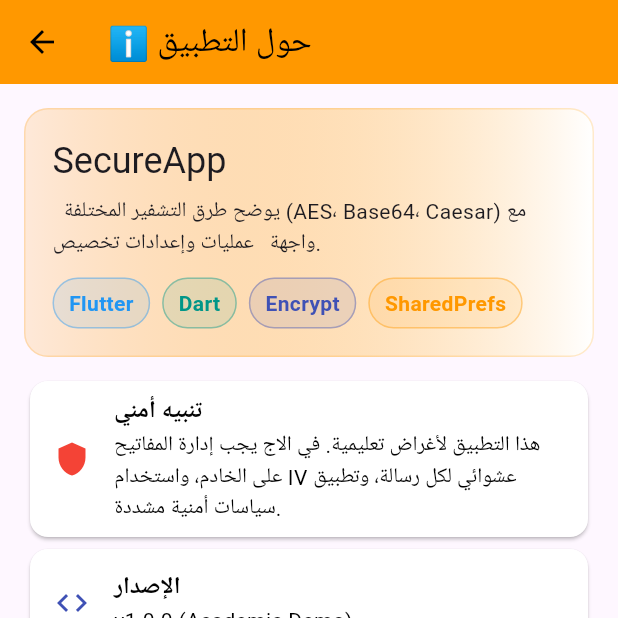
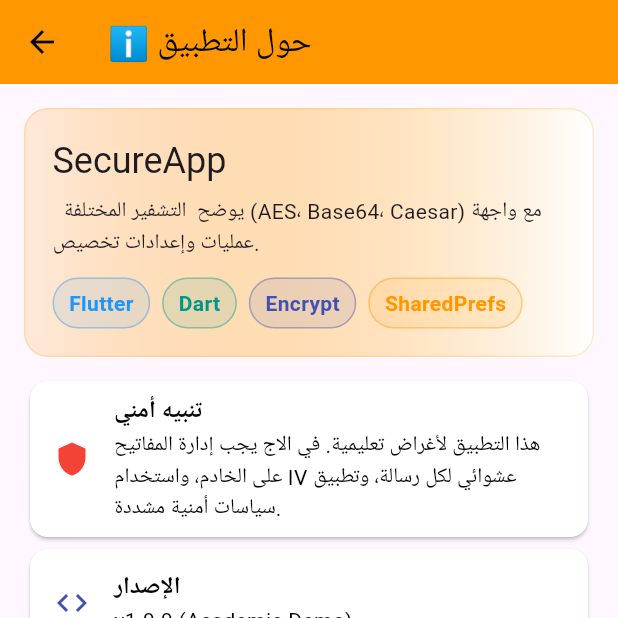
Before and after one commit to hashedalmaswi/my-project, a Flutter app: the AboutPage screen opened directly, on a phone screen of 412 x 824 dp, the top half of it. Run offline on Flutter 3.47's test engine with Material 3 defaults, Android fonts, the phone set to English and light mode, and no system bars; our stand-ins replace shared_preferences; missing offline and left inert: encrypt; accounts and stored records are empty.

```diff
--- a/lib/about_page.dart
+++ b/lib/about_page.dart
@@ -50,7 +50,7 @@ class AboutPage extends StatelessWidget {
                 Text('SecureApp', style: Theme.of(context).textTheme.headlineSmall),
                 const SizedBox(height: 8),
                 const Text(
-                  '  يوضح طرق التشفير المختلفة (AES، Base64، Caesar) '
+                  '  يوضح  التشفير المختلفة (AES، Base64، Caesar) '
                       'مع واجهة   عمليات وإعدادات تخصيص.',
                 ),
                 const SizedBox(height: 12),
```
